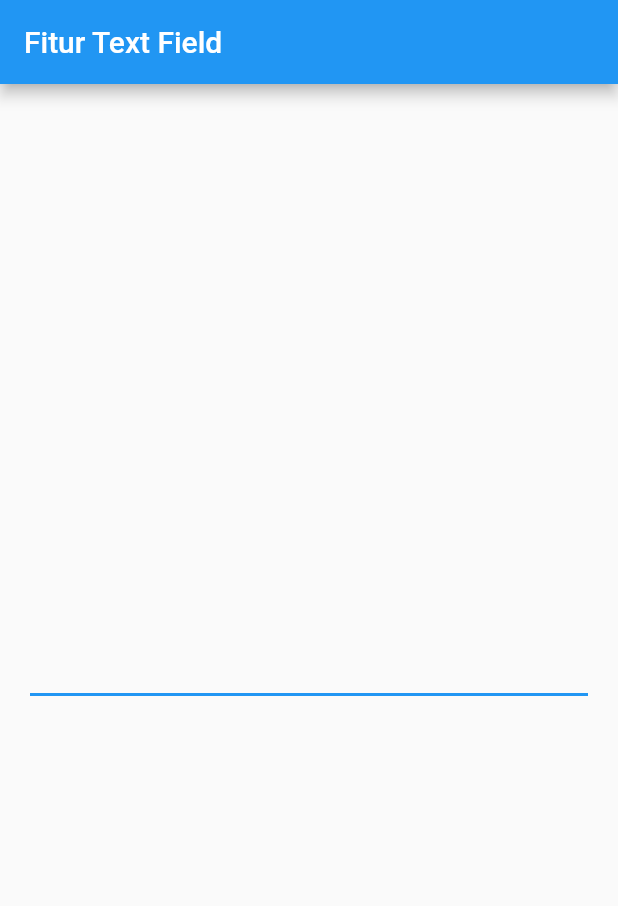
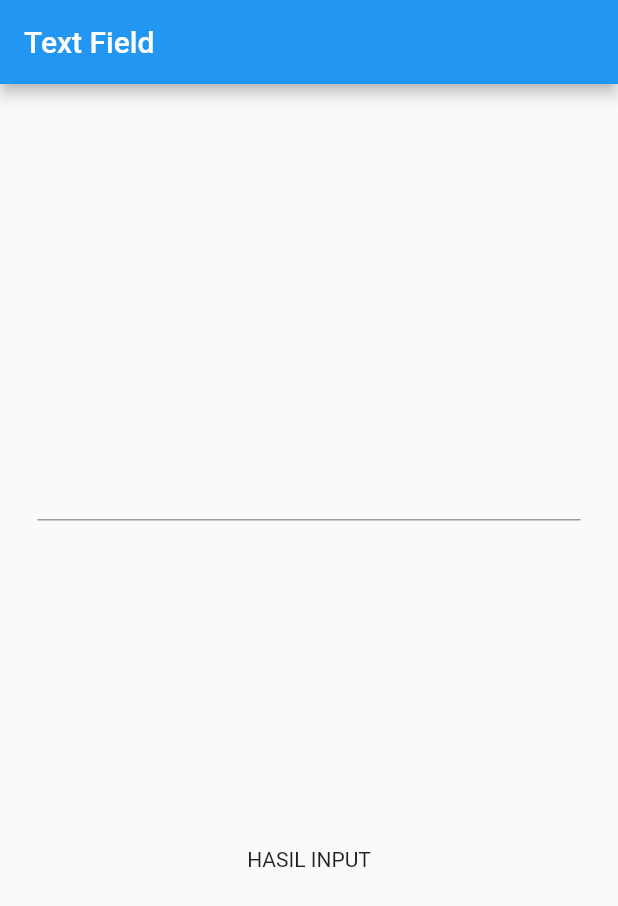
Before and after one commit to khanifzyen/kuldii_project, a Flutter app: the screen it shows after launch, on a phone screen of 412 x 824 dp. Shown: the top 906 px of the screen. Run offline on Flutter 3.47's test engine with Material 2 defaults, Android fonts, the phone set to English and light mode, and no system bars.

Commit message:
penggunaan textfield

```diff
--- a/lib/main.dart
+++ b/lib/main.dart
@@ -1,34 +1,54 @@
 import 'package:flutter/material.dart';
-import 'package:intl/intl.dart';
 
 void main() {
   runApp(MyApp());
 }
 
-class MyApp extends StatelessWidget {
-  const MyApp({Key? key}) : super(key: key);
+class MyApp extends StatefulWidget {
+  MyApp({Key? key}) : super(key: key);
+
+  @override
+  State<MyApp> createState() => _MyAppState();
+}
+
+class _MyAppState extends State<MyApp> {
+  final TextEditingController myController = TextEditingController();
+
+  String hasil = "HASIL INPUT";
 
   @override
   Widget build(BuildContext context) {
     return MaterialApp(
-      debugShowCheckedModeBanner: false,
+      title: "Text Field",
       home: Scaffold(
         appBar: AppBar(
-          title: Text("Fitur Text Field"),
+          title: const Text("Text Field"),
         ),
-        body: const Center(
+        body: Center(
           child: Padding(
-            padding: const EdgeInsets.all(20.0),
-            child: TextField(
-              autocorrect: false,
-              autofocus: true,
-              enableSuggestions: true,
-              enableInteractiveSelection: true,
-              enabled: true,
-              obscureText: true,
-              //obscuringCharacter: "*",
-              keyboardType: TextInputType.number,
-              readOnly: true,
+            padding: const EdgeInsets.all(25.0),
+            child: Column(
+              mainAxisAlignment: MainAxisAlignment.spaceEvenly,
+              children: [
+                TextField(
+                  controller: myController,
+                  onChanged: (value) {
+                    print("onchange");
+                  },
+                  onSubmitted: (value) {
+                    print(value);
+                    setState(() {
+                      hasil = value;
+                      myController.clear();
+                    });
+                  },
+                  onEditingComplete: () {
+                    print("edit sukses");
+                    print(myController.text);
+                  },
+                ),
+                Text(hasil),
+              ],
             ),
           ),
         ),
```
